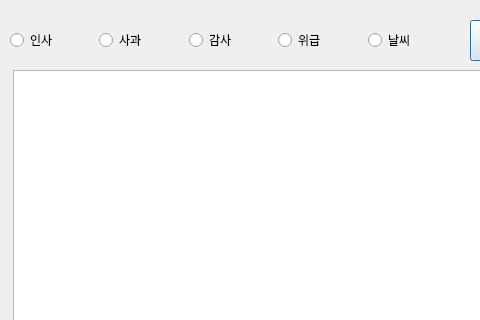
The window that administration.ui (withdongyeong/stt_team3) describes before a commit, drawn with Qt 5; both pictures show x 0 to 480 and y 0 to 320 of the 631 by 785 pixel window.
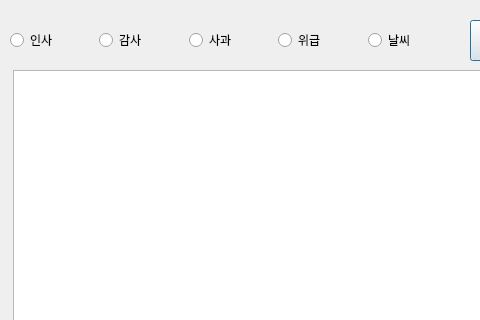
The same window after the commit.

Commit message: update text editor especially each fuctions except save which is still processing

```diff
--- a/administration.ui
+++ b/administration.ui
@@ -44,16 +44,16 @@
      </widget>
     </item>
     <item>
-     <widget class="QRadioButton" name="apologizeRadio">
+     <widget class="QRadioButton" name="thanksRadio">
       <property name="text">
-       <string>사과</string>
+       <string>감사</string>
       </property>
      </widget>
     </item>
     <item>
-     <widget class="QRadioButton" name="thanksRadio">
+     <widget class="QRadioButton" name="apologizeRadio">
       <property name="text">
-       <string>감사</string>
+       <string>사과</string>
       </property>
      </widget>
     </item>
```
The commit also changes 1 other file.
